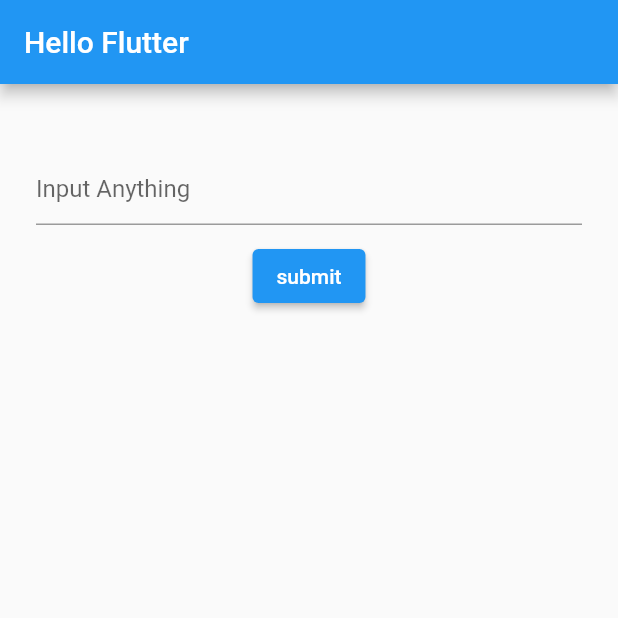
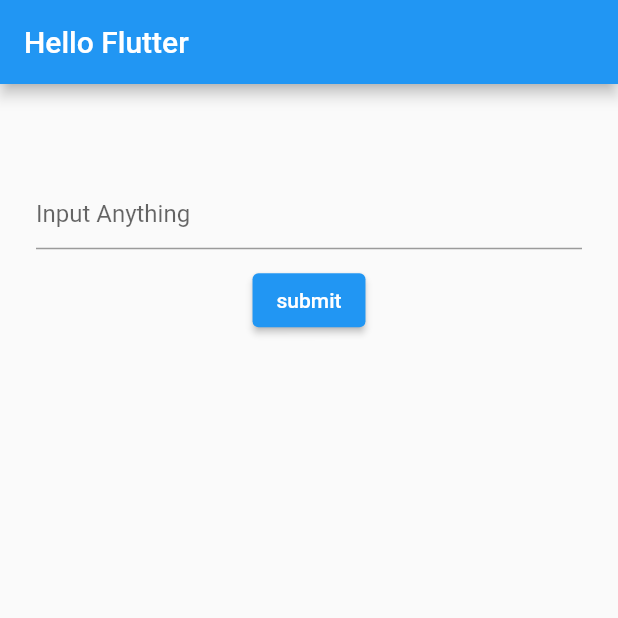
Before and after one commit to ryulkim/songdo_flutter, a Flutter app: the screen it shows after launch, on a phone screen of 412 x 824 dp, the top half of it. Run offline on Flutter 3.47's test engine with Material 2 defaults, Android fonts, the phone set to English and light mode, and no system bars.

Commit message:
스크린 창에 맞게 height 자동 조정되도록 수정

```diff
--- a/lib/main.dart
+++ b/lib/main.dart
@@ -26,12 +26,27 @@ class _MyState extends State<MyList> {
     });
   }
 
+  void flutterDialog() {
+    showDialog<String>(
+      context: context,
+      builder: (BuildContext context) => AlertDialog(
+        title: const Text("Error"),
+        content: const Text("입력 값을 넣어주세요"),
+        actions: <Widget>[
+          TextButton(
+              onPressed: () => Navigator.pop(context), child: const Text("확인")),
+        ],
+      ),
+    );
+  }
+
   Widget _buildInput() {
     return TextFormField(
       controller: _controller,
       decoration: const InputDecoration(hintText: "Input Anything"),
       validator: (String? value) {
         if (value == null || value.isEmpty) {
+          //flutterDialog();
           return "Value is Empty";
         }
       },
@@ -46,9 +61,10 @@ class _MyState extends State<MyList> {
           ),
           body: Column(
             children: [
-              Container(
+              Expanded(
+                flex: 3,
+                child: Container(
                   margin: const EdgeInsets.all(24),
-                height: 150,
                   child: Form(
                     key: _formKey,
                     child: Column(
@@ -71,11 +87,13 @@ class _MyState extends State<MyList> {
                     ),
                   ),
                 ),
-              Container(
+              ),
+              Expanded(
+                  flex: 7,
+                  child: Container(
                     margin: const EdgeInsets.all(24),
-                height: 360,
                     child: _MyListViewWidget(entries.reversed.toList()),
-              )
+                  ))
             ],
           ),
           /*floatingActionButton: FloatingActionButton(
```
Lines whose indentation alone changed are shown as unchanged.
